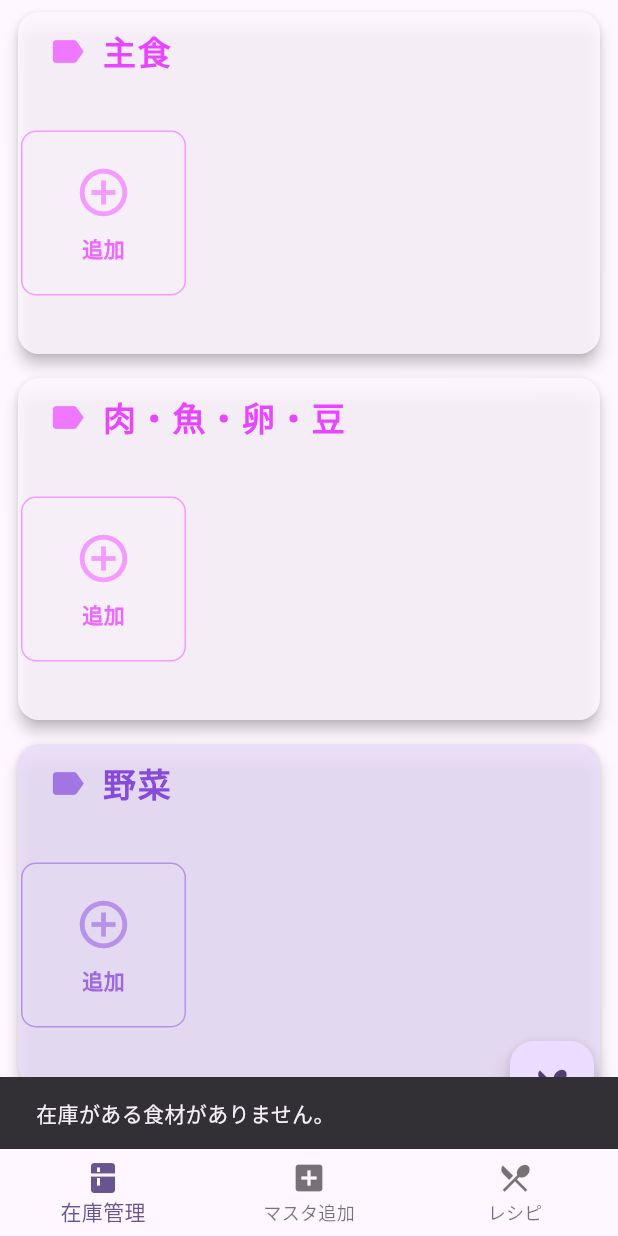
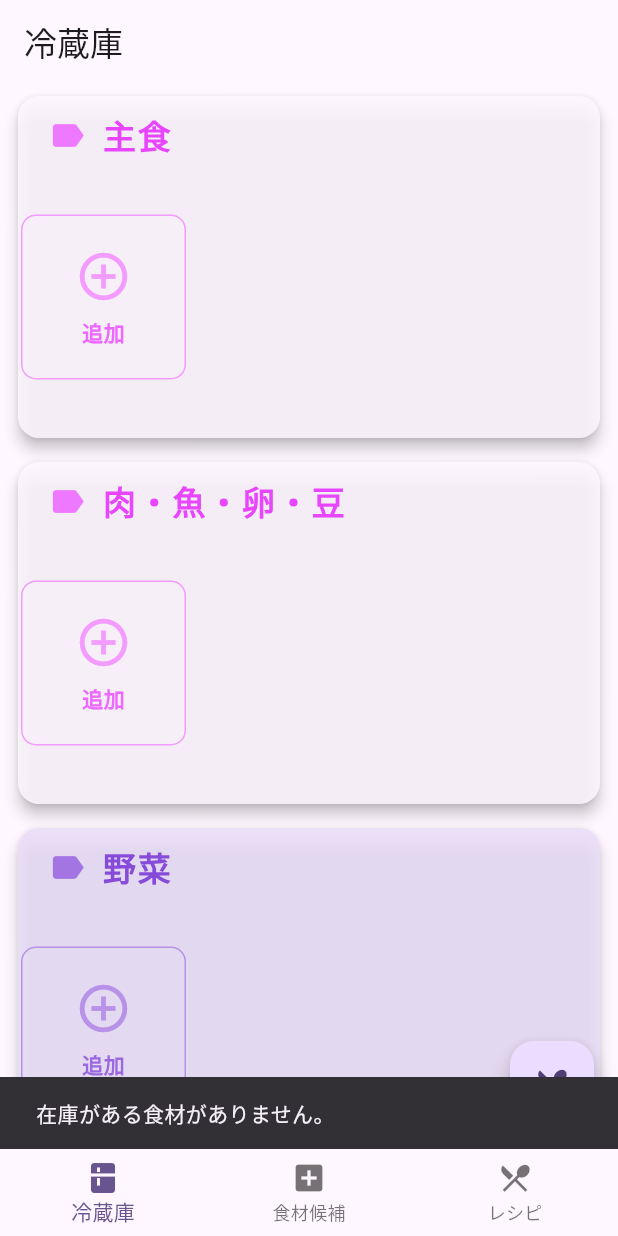
Before and after one commit to Namy3242/komarigoto_app, a Flutter app: the screen it shows once a user with an empty profile is signed in, after a tap on the "restaurant menu" icon, on a phone screen of 412 x 824 dp. Run offline on Flutter 3.47's test engine with Material 3 defaults, Android fonts, the phone set to English and light mode, and no system bars; our stand-ins replace cloud_firestore, firebase_auth, firebase_core, flutter_dotenv, flutter_hooks, google_sign_in and 1 more; accounts and stored records are empty; generated files the repository leaves out were written again.

Commit message:
改善: README.mdとコード内の「在庫管理」を「冷蔵庫」に表現を統一し、食材候補に関する文言を修正

```diff
--- a/lib/domain/entities/inventory_item.dart
+++ b/lib/domain/entities/inventory_item.dart
@@ -1,4 +1,4 @@
-/// ユーザーの在庫管理用エンティティ
+/// ユーザーの冷蔵庫用エンティティ
 class InventoryItem {
   final String ingredientId;
   final String status; // "in_stock", "outof_stock"
--- a/lib/presentation/ingredient_inventory_screen.dart
+++ b/lib/presentation/ingredient_inventory_screen.dart
@@ -236,16 +236,16 @@ class IngredientInventoryNotifier extends StateNotifier<Map<String, List<Present
         final batch = FirebaseFirestore.instance.batch();
         final recipesCol = FirebaseFirestore.instance.collection('users/$userId/recipes');
         for (final recipe in recipes) {
-          batch.set(recipesCol.doc(), {
+          final data = {
             'title': recipe['title'] ?? '',
             'description': recipe['description'] ?? '',
             'ingredients': recipe['ingredients'] ?? [],
             'steps': recipe['steps'] ?? [],
-            // 画像用フィールドを初期化
             'titleImageUrl': '',
             'stepImageUrls': [],
             'createdAt': FieldValue.serverTimestamp(),
-          });
+          };
+          batch.set(recipesCol.doc(), data);
         }
         await batch.commit();
         isLoading = false;
@@ -274,7 +274,7 @@ class IngredientInventoryNotifier extends StateNotifier<Map<String, List<Present
   }
 }
 
-// --- 在庫管理画面（StatefulWidget化） ---
+// --- 冷蔵庫画面（StatefulWidget化） ---
 class IngredientInventoryScreen extends ConsumerStatefulWidget {
   const IngredientInventoryScreen({super.key});
 
@@ -310,6 +310,7 @@ class _IngredientInventoryScreenState extends ConsumerState<IngredientInventoryS
     });
 
     return Scaffold(
+      appBar: AppBar(title: const Text('冷蔵庫')),
       body: ListView(
         children: [
           for (final category in [
@@ -513,7 +514,7 @@ class _AddIngredientSheet extends HookWidget {
             ).toList();
 
             return Padding(
-              padding: EdgeInsets.only(left: 16, right: 16, top: 16, bottom: MediaQuery.of(context).viewInsets.bottom + 24), // Removed const
+              padding: EdgeInsets.only(left: 16, right: 16, top: 16, bottom: MediaQuery.of(context).viewInsets.bottom + 24),
               child: SizedBox(
                 height: MediaQuery.of(context).size.height * 0.75,
                 child: Column(
@@ -592,7 +593,7 @@ class _AddIngredientSheet extends HookWidget {
                                   'name': ingredient.name,
                                   'category': ingredient.category,
                                   'imageUrl': ingredient.imageUrl,
-                                  'status': isAvailable.value ? 'in_stock' : 'outof_stock', // Corrected string literal
+                                  'status': isAvailable.value ? 'in_stock' : 'outof_stock',
                                   'addedAt': FieldValue.serverTimestamp(),
                                 });
 
@@ -854,8 +855,8 @@ class _MainBottomNavState extends State<MainBottomNav> {
         currentIndex: _selectedIndex,
         onTap: (i) => setState(() => _selectedIndex = i),
         items: const [
-          BottomNavigationBarItem(icon: Icon(Icons.kitchen), label: '在庫管理'),
-          BottomNavigationBarItem(icon: Icon(Icons.add_box), label: 'マスタ追加'),
+          BottomNavigationBarItem(icon: Icon(Icons.kitchen), label: '冷蔵庫'),
+          BottomNavigationBarItem(icon: Icon(Icons.add_box), label: '食材候補'),
           BottomNavigationBarItem(icon: Icon(Icons.restaurant_menu), label: 'レシピ'), // 追加
         ],
       ),
@@ -909,6 +910,13 @@ class RecipeListScreen extends HookConsumerWidget {
                   final data = docs[i].data();
                   final recipeId = docs[i].id;
                   final ingredients = (data['ingredients'] as List<dynamic>? ?? []).cast<String>();
+                  // 作成日時をDateTimeに変換
+                  final Timestamp? createdAtTs = data['createdAt'] as Timestamp?;
+                  final String createdAtStr = createdAtTs != null
+                      ? DateTime.fromMillisecondsSinceEpoch(createdAtTs.millisecondsSinceEpoch)
+                          .toLocal()
+                          .toString().substring(0, 16).replaceFirst('T', ' ')
+                      : '';
                   // 全材料が在庫にあるか判定
                   final canCook = ingredients.isNotEmpty && ingredients.every((name) => inStockNames.contains(name));
                   return Card(
@@ -954,7 +962,14 @@ class RecipeListScreen extends HookConsumerWidget {
                       },
                       child: ListTile(
                         title: Text(data['title'] ?? ''),
-                        subtitle: Text(data['description'] ?? ''),
+                        subtitle: Column(
+                          crossAxisAlignment: CrossAxisAlignment.start,
+                          children: [
+                            if (createdAtStr.isNotEmpty)
+                              Text('作成日時: $createdAtStr', style: const TextStyle(fontSize: 12, color: Colors.grey)),
+                            Text(data['description'] ?? ''),
+                          ],
+                        ),
                         trailing: Icon(
                           canCook ? Icons.check_circle : Icons.cancel,
                           color: canCook ? Colors.green : Colors.red,
--- a/lib/presentation/ingredient_master_add_screen.dart
+++ b/lib/presentation/ingredient_master_add_screen.dart
@@ -51,7 +51,7 @@ class _IngredientMasterAddScreenState extends State<IngredientMasterAddScreen> {
   @override
   Widget build(BuildContext context) {
     return Scaffold(
-      appBar: AppBar(title: const Text('マスタ食材追加')),
+      appBar: AppBar(title: const Text('食材候補追加')),
       body: Padding(
         padding: const EdgeInsets.all(20),
         child: Column(
@@ -89,7 +89,7 @@ class _IngredientMasterAddScreenState extends State<IngredientMasterAddScreen> {
             ),
             const SizedBox(height: 32),
             const Divider(),
-            const Text('登録済み食材一覧', style: TextStyle(fontWeight: FontWeight.bold)),
+            const Text('登録済み食材候補一覧', style: TextStyle(fontWeight: FontWeight.bold)),
             const SizedBox(height: 8),
             Expanded(
               child: StreamBuilder<QuerySnapshot<Map<String, dynamic>>>(
@@ -122,7 +122,7 @@ class _IngredientMasterAddScreenState extends State<IngredientMasterAddScreen> {
                             context: context,
                             builder: (ctx) => AlertDialog(
                               title: const Text('削除確認'),
-                              content: Text('「${data['name']}」をマスタから削除しますか？'),
+                              content: Text('「${data['name']}」を食材候補から削除しますか？'),
                               actions: [
                                 TextButton(onPressed: () => Navigator.of(ctx).pop(false), child: const Text('キャンセル')),
                                 TextButton(onPressed: () => Navigator.of(ctx).pop(true), child: const Text('削除', style: TextStyle(color: Colors.red))),
@@ -134,7 +134,7 @@ class _IngredientMasterAddScreenState extends State<IngredientMasterAddScreen> {
                           await FirebaseFirestore.instance.collection('ingredients_master').doc(docId).delete();
                           if (mounted) { // <<< mounted チェックを追加
                             ScaffoldMessenger.of(context).showSnackBar(
-                              SnackBar(content: Text('${data['name']} をマスタから削除しました')),
+                              SnackBar(content: Text('${data['name']} を食材候補から削除しました')),
                             );
                           }
                         },
```
Also changed, not shown: 1 other file.
